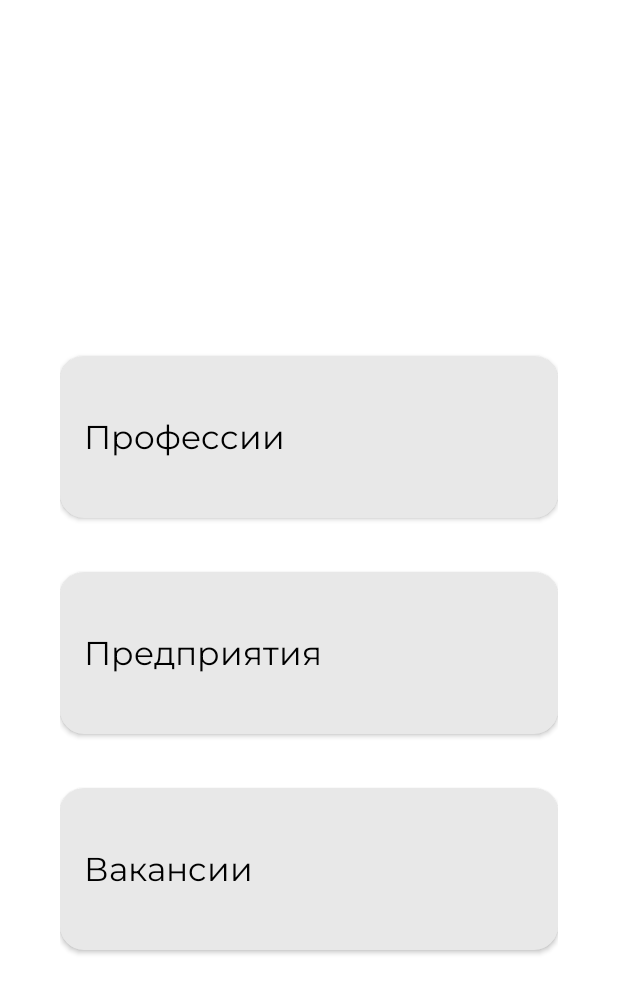
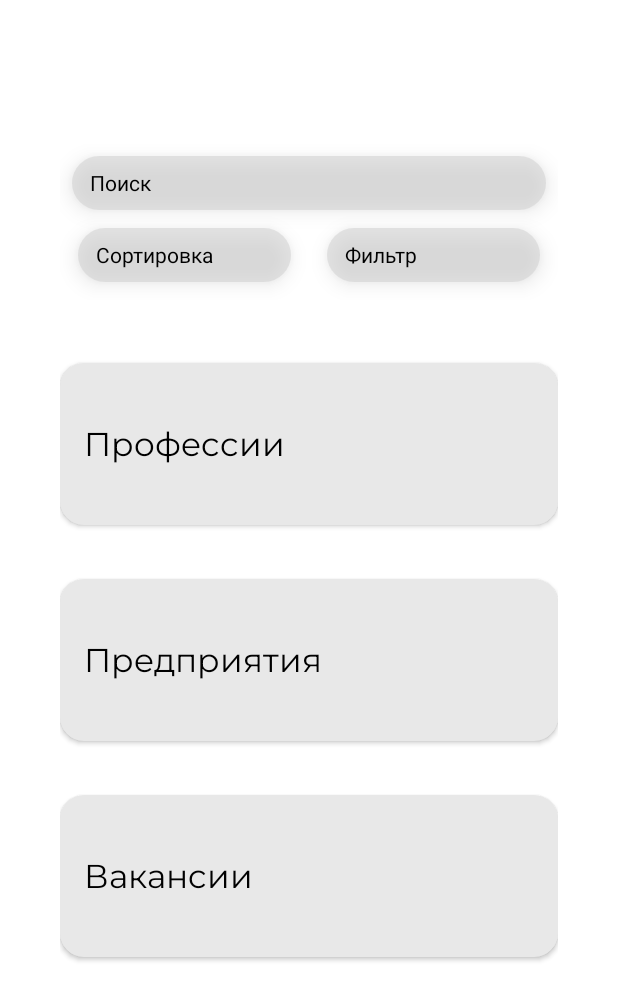
Before and after one commit to NoctemCat/Study-Job, an Android app: the fragment SearchFragment placed in its activity, on a phone screen of 412 x 824 dp. Shown: the top 1000 px of the screen. Run offline under Robolectric (Android 15) with nearby library versions, the phone set to English and light mode, and no system bars.

Commit message:
Улучшил внешний вид макета новостей и поиска

```diff
--- a/app/src/main/res/layout/fragment_home.xml
+++ b/app/src/main/res/layout/fragment_home.xml
@@ -48,6 +48,7 @@
                         android:id="@+id/textView2"
                         android:layout_width="match_parent"
                         android:layout_height="wrap_content"
+                        android:fontFamily="@font/montserrat"
                         android:text="Имя автора"
                         android:textColor="#000000" />
 
@@ -55,6 +56,7 @@
                         android:id="@+id/textView4"
                         android:layout_width="match_parent"
                         android:layout_height="wrap_content"
+                        android:fontFamily="@font/montserrat"
                         android:text="12.12.22"
                         android:textColor="#000000" />
                 </LinearLayout>
@@ -65,6 +67,7 @@
                 android:layout_width="match_parent"
                 android:layout_height="wrap_content"
                 android:layout_margin="10dp"
+                android:fontFamily="@font/montserrat"
                 android:text="&quot;Lorem ipsum dolor sit amet, consectetur adipiscing elit, sed do eiusmod tempor incididunt ut labore et dolore magna aliqua. Ut enim ad minim veniam, quis nostrud exercitation ullamco laboris nisi ut aliquip ex ea commodo consequat. Duis aute irure dolor in reprehenderit in voluptate velit esse cillum dolore eu fugiat nulla pariatur. Excepteur sint occaecat cupidatat non proident, sunt in culpa qui officia deserunt mollit anim id est laborum.&quot;"
                 android:textColor="#000000" />
 
@@ -88,6 +91,7 @@
                     android:layout_height="32dp"
                     android:layout_marginTop="5dp"
                     android:layout_weight="1"
+                    android:fontFamily="@font/montserrat"
                     android:gravity="center_vertical"
                     android:text="100"
                     android:textColor="#000000" />
@@ -107,6 +111,7 @@
                     android:layout_marginTop="5dp"
                     android:layout_marginBottom="5dp"
                     android:layout_weight="1"
+                    android:fontFamily="@font/montserrat"
                     android:gravity="center_vertical"
                     android:text="100"
                     android:textColor="#000000" />
@@ -159,6 +164,7 @@
                         android:id="@+id/text1View2"
                         android:layout_width="match_parent"
                         android:layout_height="wrap_content"
+                        android:fontFamily="@font/montserrat"
                         android:text="Имя автора"
                         android:textColor="#000000" />
 
@@ -166,6 +172,7 @@
                         android:id="@+id/text1View4"
                         android:layout_width="match_parent"
                         android:layout_height="wrap_content"
+                        android:fontFamily="@font/montserrat"
                         android:text="12.12.22"
                         android:textColor="#000000" />
                 </LinearLayout>
@@ -176,6 +183,7 @@
                 android:layout_width="match_parent"
                 android:layout_height="wrap_content"
                 android:layout_margin="10dp"
+                android:fontFamily="@font/montserrat"
                 android:text="Топ 10 профессий в сфере IT"
                 android:textColor="#000000" />
 
--- a/app/src/main/res/layout/fragment_search.xml
+++ b/app/src/main/res/layout/fragment_search.xml
@@ -8,6 +8,60 @@
     android:paddingBottom="@dimen/BotNavBarHeight"
     android:layout_margin="40dp"
     tools:context=".ui.search.SearchFragment">
+
+    <TextView
+        android:id="@+id/tvSearch"
+        android:layout_width="match_parent"
+        android:layout_height="36dp"
+        android:layout_margin="8dp"
+        android:background="@drawable/rounded_login_card"
+        android:backgroundTint="#CDCDCD"
+        android:elevation="8dp"
+        android:gravity="center_vertical"
+        android:paddingStart="12dp"
+        android:text="Поиск"
+        android:textColor="#000000"
+        app:layout_constraintEnd_toEndOf="parent"
+        app:layout_constraintStart_toStartOf="parent"
+        app:layout_constraintTop_toTopOf="parent" />
+
+    <LinearLayout
+        android:layout_width="match_parent"
+        android:layout_height="wrap_content"
+        android:orientation="horizontal"
+        app:layout_constraintEnd_toEndOf="parent"
+        app:layout_constraintStart_toStartOf="parent"
+        app:layout_constraintTop_toBottomOf="@+id/tvSearch">
+
+        <TextView
+            android:id="@+id/tvSort"
+            android:layout_width="match_parent"
+            android:layout_height="36dp"
+            android:layout_margin="12dp"
+            android:layout_weight="1"
+            android:background="@drawable/rounded_login_card"
+            android:backgroundTint="#CDCDCD"
+            android:elevation="8dp"
+            android:gravity="center_vertical"
+            android:paddingStart="12dp"
+            android:text="Сортировка"
+            android:textColor="#000000" />
+
+        <TextView
+            android:id="@+id/tvFilter"
+            android:layout_width="match_parent"
+            android:layout_height="36dp"
+            android:layout_margin="12dp"
+            android:layout_weight="1"
+            android:background="@drawable/rounded_login_card"
+            android:backgroundTint="#CDCDCD"
+            android:elevation="8dp"
+            android:gravity="center_vertical"
+            android:paddingStart="12dp"
+            android:text="Фильтр"
+            android:textColor="#000000" />
+
+    </LinearLayout>
 
     <com.google.android.material.button.MaterialButton
         android:id="@+id/prof_btn"
@@ -27,7 +81,7 @@
         app:layout_constraintEnd_toEndOf="parent"
         app:layout_constraintStart_toStartOf="parent"
         app:layout_constraintTop_toTopOf="parent"
-        app:layout_constraintVertical_bias="0.24000001" />
+        app:layout_constraintVertical_bias="0.25" />
 
     <com.google.android.material.button.MaterialButton
         android:id="@+id/pred_btn"
```
